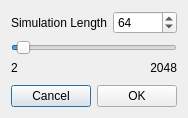
Qt form app/lengthdialog.ui (GIBIS-UNIFESP/wiRedPanda) before a commit.
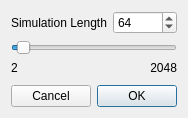
The same form after that commit. Icons and pictures are not drawn.

Diff of the .ui file:
```diff
--- a/app/lengthdialog.ui
+++ b/app/lengthdialog.ui
@@ -54,6 +54,9 @@
        <property name="text">
         <string>Cancel</string>
        </property>
+       <property name="autoDefault">
+        <bool>false</bool>
+       </property>
       </widget>
      </item>
      <item>
@@ -61,6 +64,9 @@
        <property name="text">
         <string>OK</string>
        </property>
+       <property name="default">
+        <bool>true</bool>
+       </property>
       </widget>
      </item>
     </layout>
```
